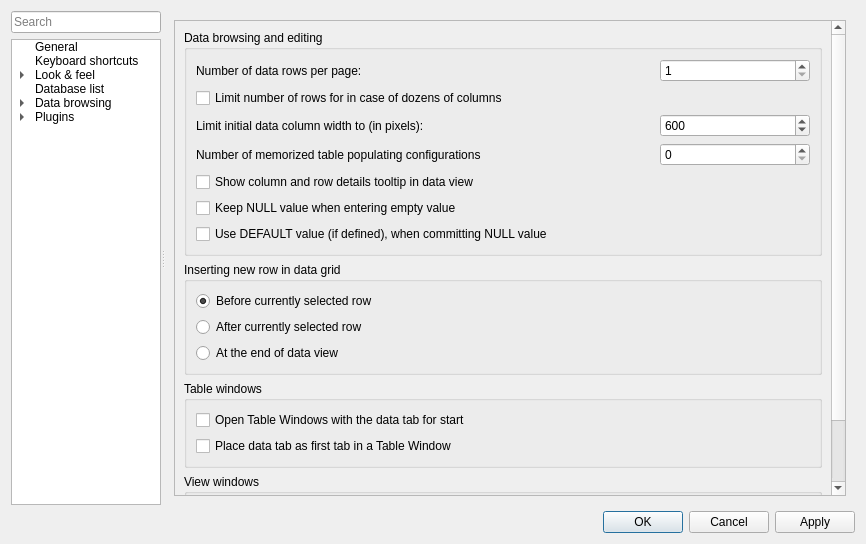
Before: the Qt Designer form SQLiteStudio3/guiSQLiteStudio/dialogs/configdialog.ui in pawelsalawa/sqlitestudio, drawn with Qt 5.
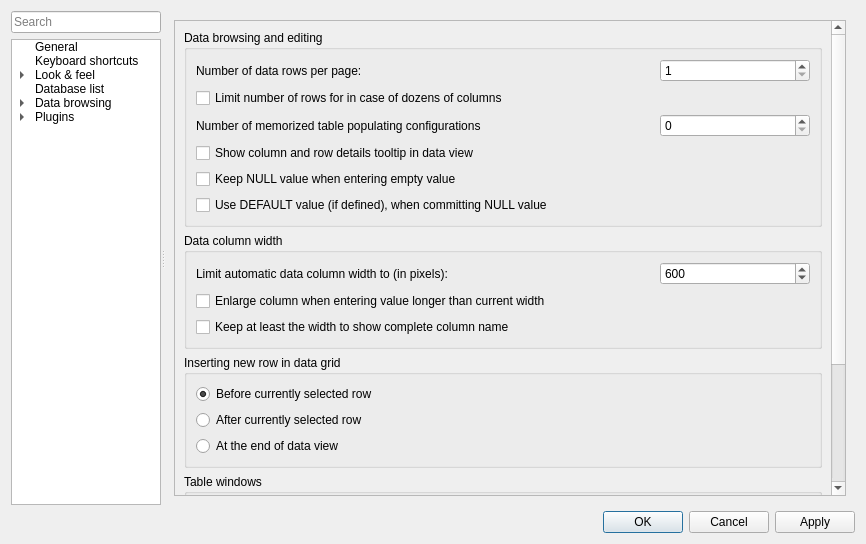
After: the same form once the commit is applied. The open tabs and pages were chosen to show the change. Icons and pictures are not drawn. Custom widgets are drawn as their Qt base class.

Commit message: #4071 Data column width has now more configuration options, so that it can retain its width upon entered value, or to have header contents (column name) visible.

The edit to the form file:
```diff
--- a/SQLiteStudio3/guiSQLiteStudio/dialogs/configdialog.ui
+++ b/SQLiteStudio3/guiSQLiteStudio/dialogs/configdialog.ui
@@ -417,8 +417,8 @@
                <rect>
                 <x>0</x>
                 <y>0</y>
-                <width>407</width>
-                <height>540</height>
+                <width>660</width>
+                <height>630</height>
                </rect>
               </property>
               <layout class="QVBoxLayout" name="verticalLayout_34">
@@ -428,6 +428,16 @@
                   <string>Data browsing and editing</string>
                  </property>
                  <layout class="QGridLayout" name="gridLayout_2">
+                  <item row="2" column="0" colspan="2">
+                   <widget class="QLabel" name="memPopulConfigsLabel">
+                    <property name="toolTip">
+                     <string>&lt;p&gt;Maximum number of configurations of Populate Table dialog stored in configuration. Value of 100 should be sufficient.&lt;/p&gt;</string>
+                    </property>
+                    <property name="text">
+                     <string>Number of memorized table populating configurations</string>
+                    </property>
+                   </widget>
+                  </item>
                   <item row="0" column="2">
                    <widget class="QSpinBox" name="rowsPerPageSpin">
                     <property name="maximumSize">
@@ -447,19 +457,13 @@
                     </property>
                    </widget>
                   </item>
-                  <item row="2" column="2">
-                   <widget class="QSpinBox" name="initColWidthLimitSpin">
+                  <item row="4" column="0" colspan="3">
+                   <widget class="QCheckBox" name="keepNullWhenEmptyCheck">
                     <property name="toolTip">
                      <string>&lt;p&gt;When the data is read into grid view columns width is automatically adjusted. This value limits the initial width for the adjustment, but user can still resize the column manually over this limit.&lt;/p&gt;</string>
                     </property>
-                    <property name="minimum">
-                     <number>10</number>
-                    </property>
-                    <property name="maximum">
-                     <number>99999</number>
-                    </property>
-                    <property name="value">
-                     <number>600</number>
+                    <property name="text">
+                     <string>Keep NULL value when entering empty value</string>
                     </property>
                     <property name="cfg" stdset="0">
                      <string notr="true">General.MaxInitialColumnWith</string>
@@ -473,17 +477,20 @@
                     </property>
                    </widget>
                   </item>
-                  <item row="2" column="0" colspan="2">
-                   <widget class="QLabel" name="initColWidthLimitLabel">
+                  <item row="3" column="0" colspan="3">
+                   <widget class="QCheckBox" name="tolltipInDataViewCheck">
                     <property name="toolTip">
                      <string>&lt;p&gt;When the data is read into grid view columns width is automatically adjusted. This value limits the initial width for the adjustment, but user can still resize the column manually over this limit.&lt;/p&gt;</string>
                     </property>
                     <property name="text">
-                     <string>Limit initial data column width to (in pixels):</string>
+                     <string>Show column and row details tooltip in data view</string>
+                    </property>
+                    <property name="cfg" stdset="0">
+                     <string notr="true">General.ShowDataViewTooltips</string>
                     </property>
                    </widget>
                   </item>
-                  <item row="6" column="0" colspan="3">
+                  <item row="5" column="0" colspan="3">
                    <widget class="QCheckBox" name="useDefaultForNullCheck">
                     <property name="toolTip">
                      <string>&lt;html&gt;&lt;head/&gt;&lt;body&gt;&lt;p&gt;Enable this to always enforce DEFAULT value when committing a NULL value for a column that has DEFAULT value defined, even though the column is allowed to contain NULL values.&lt;/p&gt;&lt;p&gt;Disable this option to use DEFAULT value exclusively when NULL value is committed for column with NOT NULL constraint.&lt;/p&gt;&lt;/body&gt;&lt;/html&gt;</string>
@@ -496,8 +503,8 @@
                     </property>
                    </widget>
                   </item>
-                  <item row="3" column="2">
-                   <widget class="QSpinBox" name="spinBox">
+                  <item row="2" column="2">
+                   <widget class="QSpinBox" name="memPopulConfigsCheck">
                     <property name="toolTip">
                      <string>&lt;p&gt;Maximum number of configurations of Populate Table dialog stored in configuration. Value of 100 should be sufficient.&lt;/p&gt;</string>
                     </property>
@@ -509,42 +516,6 @@
                     </property>
                    </widget>
                   </item>
-                  <item row="3" column="0" colspan="2">
-                   <widget class="QLabel" name="label_2">
-                    <property name="toolTip">
-                     <string>&lt;p&gt;Maximum number of configurations of Populate Table dialog stored in configuration. Value of 100 should be sufficient.&lt;/p&gt;</string>
-                    </property>
-                    <property name="text">
-                     <string>Number of memorized table populating configurations</string>
-                    </property>
-                   </widget>
-                  </item>
-                  <item row="4" column="0" colspan="3">
-                   <widget class="QCheckBox" name="tolltipInDataViewCheck">
-                    <property name="toolTip">
-                     <string>&lt;p&gt;When this is enabled and user holds mouse pointer over a cell in any data view (query results, a table data, a view data) a tooltip will appear with details about the cell - it includes details like column data type, constraints, ROWID and others.&lt;/p&gt;</string>
-                    </property>
-                    <property name="text">
-                     <string>Show column and row details tooltip in data view</string>
-                    </property>
-                    <property name="cfg" stdset="0">
-                     <string notr="true">General.ShowDataViewTooltips</string>
-                    </property>
-                   </widget>
-                  </item>
-                  <item row="5" column="0" colspan="3">
-                   <widget class="QCheckBox" name="keepNullWhenEmptyCheck">
-                    <property name="toolTip">
-                     <string>&lt;p&gt;When editing a cell which used to have NULL value and entering empty string as new value, then this option determinates whether the new value should remain NULL (have this option enabled), or should it be overwritten with empty string value (have this option disabled).&lt;/p&gt;</string>
-                    </property>
-                    <property name="text">
-                     <string>Keep NULL value when entering empty value</string>
-                    </property>
-                    <property name="cfg" stdset="0">
-                     <string notr="true">General.KeepNullWhenEmptyValue</string>
-                    </property>
-                   </widget>
-                  </item>
                   <item row="1" column="0" colspan="3">
                    <widget class="QCheckBox" name="checkBox">
                     <property name="toolTip">
@@ -561,6 +532,76 @@
                  </layout>
                 </widget>
                </item>
+               <item>
+                <widget class="QGroupBox" name="dataColumnWdGroup">
+                 <property name="title">
+                  <string>Data column width</string>
+                 </property>
+                 <layout class="QGridLayout" name="gridLayout_9">
+                  <item row="1" column="0" colspan="2">
+                   <widget class="QCheckBox" name="enlargeColumnCheck">
+                    <property name="toolTip">
+                     <string>&lt;html&gt;&lt;head/&gt;&lt;body&gt;&lt;p&gt;When user enters new value into column and the value is bigger than the current column width, the application will enlarge the column to fit the new value, but not wider than the limit defined in the option above.&lt;/p&gt;&lt;/body&gt;&lt;/html&gt;</string>
+                    </property>
+                    <property name="text">
+                     <string>Enlarge column when entering value longer than current width</string>
+                    </property>
+                    <property name="cfg" stdset="0">
+                     <string>General.EnlargeColumnForValue</string>
+                    </property>
+                   </widget>
+                  </item>
+                  <item row="0" column="1">
+                   <widget class="QSpinBox" name="initColWidthLimitSpin">
+                    <property name="maximumSize">
+                     <size>
+                      <width>150</width>
+                      <height>16777215</height>
+                     </size>
+                    </property>
+                    <property name="toolTip">
+                     <string>&lt;p&gt;When the data is read into grid view columns width is automatically adjusted. This value limits the initial width for the adjustment, but user can still resize the column manually over this limit.&lt;/p&gt;</string>
+                    </property>
+                    <property name="minimum">
+                     <number>10</number>
+                    </property>
+                    <property name="maximum">
+                     <number>99999</number>
+                    </property>
+                    <property name="value">
+                     <number>600</number>
+                    </property>
+                    <property name="cfg" stdset="0">
+                     <string notr="true">General.MaxInitialColumnWith</string>
+                    </property>
+                   </widget>
+                  </item>
+                  <item row="0" column="0">
+                   <widget class="QLabel" name="initColWidthLimitLabel">
+                    <property name="toolTip">
+                     <string>&lt;html&gt;&lt;head/&gt;&lt;body&gt;&lt;p&gt;When the data is read into grid view columns width is automatically adjusted. This value limits the initial width for the adjustment, but user can still resize the column manually over this limit. This value is also used when enlarging column upon new, longer value entered by the user (see option below).&lt;/p&gt;&lt;/body&gt;&lt;/html&gt;</string>
+                    </property>
+                    <property name="text">
+                     <string>Limit automatic data column width to (in pixels):</string>
+                    </property>
+                   </widget>
+                  </item>
+                  <item row="2" column="0" colspan="2">
+                   <widget class="QCheckBox" name="keepColNameCheck">
+                    <property name="toolTip">
+                     <string>&lt;html&gt;&lt;head/&gt;&lt;body&gt;&lt;p&gt;Initial width of data columns will be set to at least show complete name of the column in the header. This can still be overwritten by the initial limit of column width specified in pixels (the setting above).&lt;/p&gt;&lt;/body&gt;&lt;/html&gt;</string>
+                    </property>
+                    <property name="text">
+                     <string>Keep at least the width to show complete column name</string>
+                    </property>
+                    <property name="cfg" stdset="0">
+                     <string>General.ColumnWidthForName</string>
+                    </property>
+                   </widget>
+                  </item>
+                 </layout>
+                </widget>
+               </item>
                <item>
                 <widget class="QGroupBox" name="insertRowPlacementGroup">
                  <property name="title">
```
Left out of the diff: 8 changed lines with no effect on the pictures. The commit also changes 5 other files.
